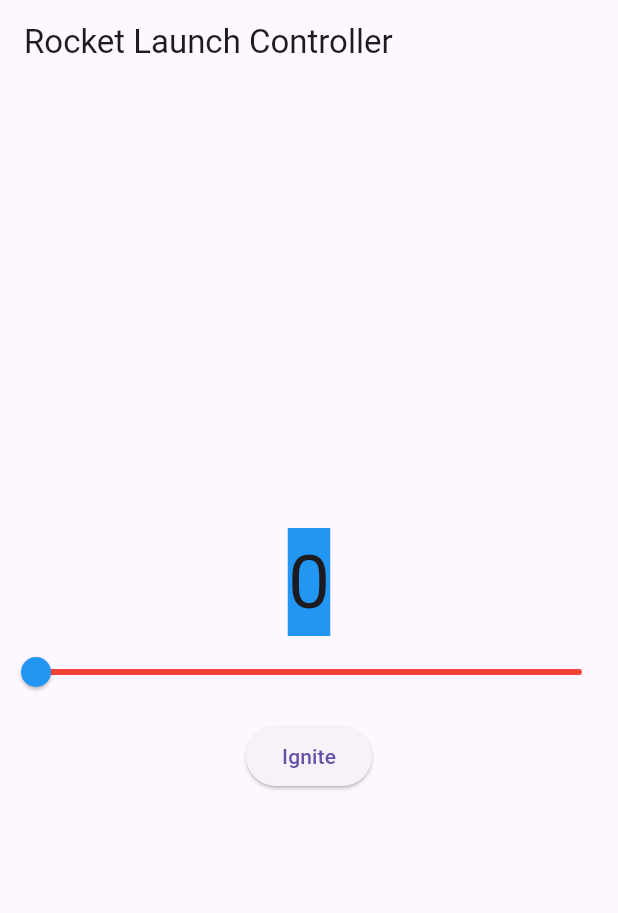
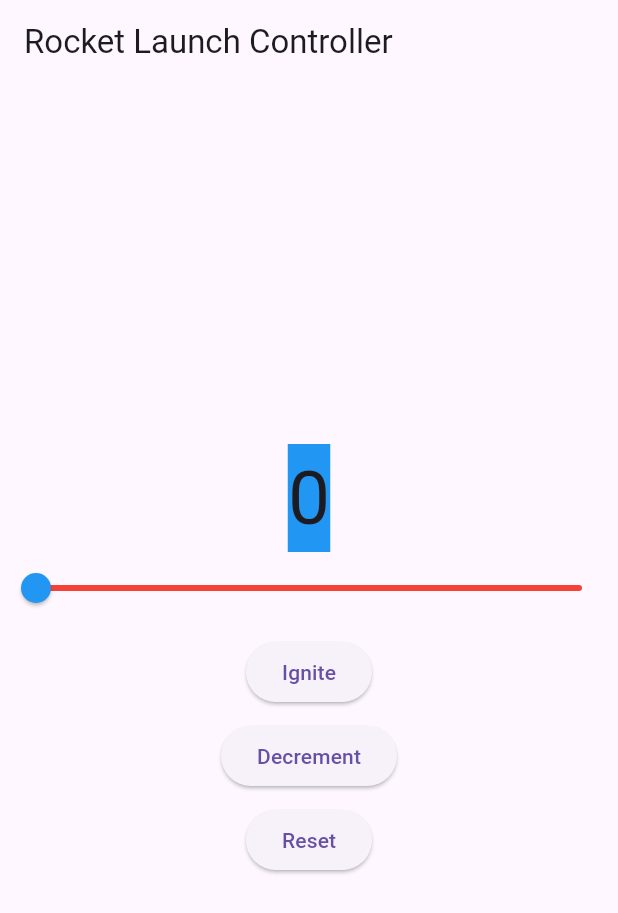
Before and after one commit to sanaul-writes-code/stateful-rocket-launch, a Flutter app: the screen it shows after launch, on a phone screen of 412 x 824 dp. Shown: the top 913 px of the screen. Run offline on Flutter 3.47's test engine with Material 3 defaults, Android fonts, the phone set to English and light mode, and no system bars.

Commit message:
Decrement and Reset features implemented

```diff
--- a/lib/main.dart
+++ b/lib/main.dart
@@ -33,6 +33,21 @@ class _CounterWidgetState extends State<CounterWidget> {
     });
   }
 
+  void decrement() {
+    setState(() {
+      _counter -= 1;
+      if (_counter < 0) {
+        _counter = 0;
+      }
+    });
+  }
+
+  void reset() {
+    setState(() {
+      _counter = 0;
+    });
+  }
+
   @override
   Widget build(BuildContext context) {
     return Scaffold(
@@ -60,6 +75,10 @@ class _CounterWidgetState extends State<CounterWidget> {
           ),
           SizedBox(height: 8),
           ElevatedButton(onPressed: increment, child: Text('Ignite')),
+          SizedBox(height: 8),
+          ElevatedButton(onPressed: decrement, child: Text('Decrement')),
+          SizedBox(height: 8),
+          ElevatedButton(onPressed: reset, child: Text('Reset')),
         ],
       ),
     );
```
